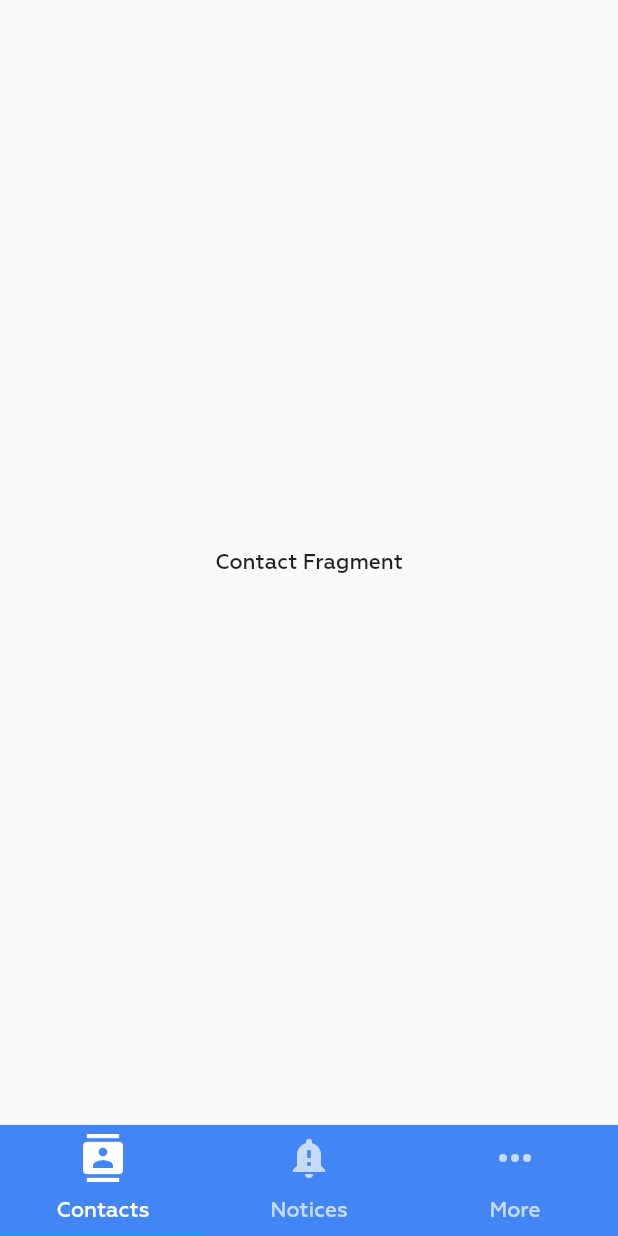
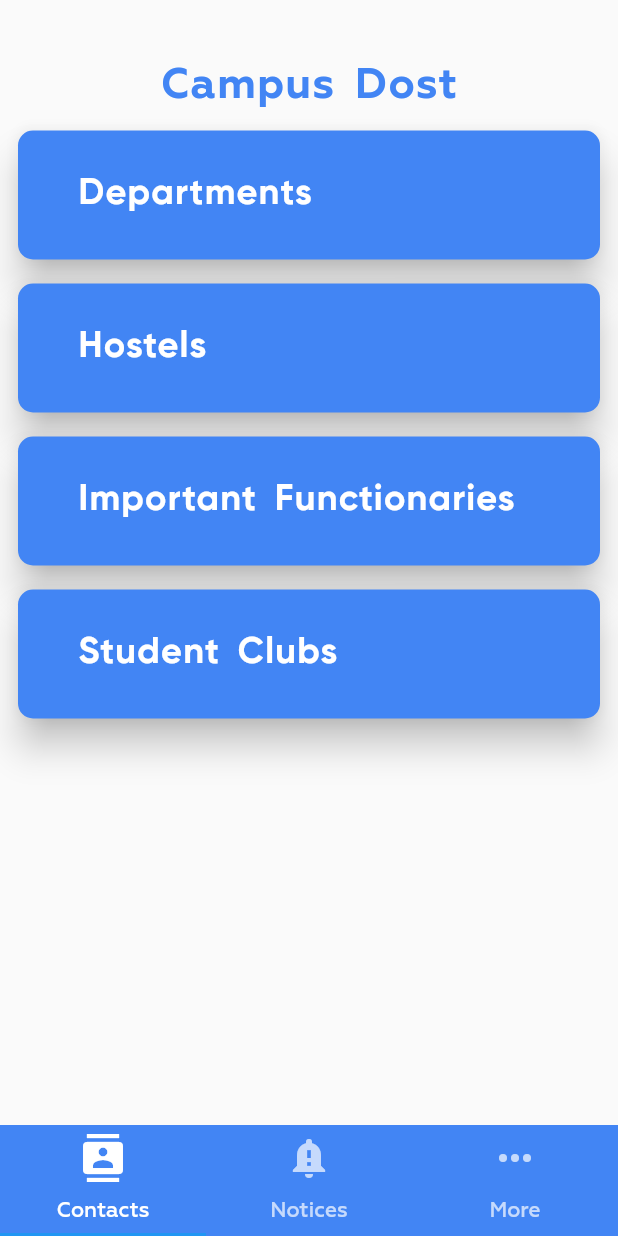
Before and after one commit to shivaniaakanksha/campus-dost-android, a Flutter app: the screen it shows after launch, after a tap on "Continue", on a phone screen of 412 x 824 dp. Run offline on Flutter 3.47's test engine with Material 2 defaults, Android fonts, the phone set to English and light mode, and no system bars; project files that could hold a hidden picture were left out.

Commit message:
Added Contact Fragment Layout and Click events on that
Code Modified :ballot_box_with_check:

```diff
--- /dev/null
+++ b/lib/HomePage/Contacts/contacts.dart
@@ -0,0 +1,117 @@
+import 'package:flutter/material.dart';
+
+class ContactsPage extends StatefulWidget {
+  @override
+  _ContactsPageState createState() => _ContactsPageState();
+}
+
+class _ContactsPageState extends State<ContactsPage> {
+  List<String> _products = [
+    'Departments',
+    'Hostels',
+    'Important Functionaries',
+    'Student Clubs'
+  ];
+
+  @override
+  Widget build(BuildContext context) {
+    return Scaffold(
+        body: new Column(
+      children: <Widget>[
+        Container(
+          margin: EdgeInsets.only(top:40.0),
+          child: new Text(
+            "Campus Dost",
+             style: TextStyle(
+                fontWeight: FontWeight.bold,
+                color: Color(0xff4285f4),
+                letterSpacing: 0.8,
+                fontFamily: "Geometria",
+                fontSize: 28.0,
+                wordSpacing: 5,
+              ),
+
+
+          ),
+
+
+        ),
+
+
+        //Container for buttons
+        // Container(
+        //   width: double.infinity,
+        //   child: new Column(
+        //     chilZZ
+        //   ),
+        // )
+
+
+        // Container for ListView
+        Padding(
+         padding:
+              const EdgeInsets.only(top: 4.0, bottom: 4.0, left: 8.0, right: 8.0),
+          child: Container(
+            width: double.infinity,
+            child: Column(
+              crossAxisAlignment: CrossAxisAlignment.start,
+              children: _products.map((element) => ContactItem(element)).toList(),
+
+            ),
+          ),
+        )
+      ],
+    ));
+  }
+}
+
+//for listView
+class ContactItem extends StatelessWidget {
+  final String text;
+  ContactItem(this.text);
+
+  @override
+  Widget build(BuildContext context) {
+    return InkWell(
+      onTap: (){
+        if(text[0] == ("D")){
+          print("d");
+        }else if(text[0] == "H"){
+          print("h");
+        }else if(text[0] == "I"){
+          print("i");
+        }else if(text[0] == "S"){
+          print("s");
+        }
+      },
+
+          child: Container(
+        width: double.infinity,
+
+          margin: const EdgeInsets.only(top:4.0,bottom: 4.0),
+          child: new Card(
+            color: Color(0xff4285f4),
+            elevation: 10.0,
+            shape: new RoundedRectangleBorder(
+                borderRadius: new BorderRadius.circular(10.0)),
+
+            child: Padding(
+              padding: const EdgeInsets.only(top: 28.0, bottom: 28.0, left: 40.0),
+              child: new Text(
+                text,
+                style: TextStyle(
+                  fontWeight: FontWeight.normal,
+                  color: Colors.white,
+                  letterSpacing: 0.8,
+                  fontFamily: "Gilroy",
+                  fontSize: 24.0,
+                  wordSpacing: 5,
+                ),
+              ),
+            ),
+          ),
+        ),
+
+    );
+  }
+}
--- /dev/null
+++ b/lib/HomePage/More/more.dart
@@ -0,0 +1,15 @@
+import 'package:flutter/material.dart';
+
+class MorePage extends StatefulWidget {
+  @override
+  _MorePageState createState() => _MorePageState();
+}
+
+class _MorePageState extends State<MorePage> {
+  @override
+  Widget build(BuildContext context) {
+    return Scaffold(
+      body: Center(child: new Text("More Fragment")),
+    );
+  }
+}
--- /dev/null
+++ b/lib/HomePage/Notices/notices.dart
@@ -0,0 +1,15 @@
+import 'package:flutter/material.dart';
+
+class NoticesPage extends StatefulWidget {
+  @override
+  _NoticesPageState createState() => _NoticesPageState();
+}
+
+class _NoticesPageState extends State<NoticesPage> {
+  @override
+  Widget build(BuildContext context) {
+    return Scaffold(
+      body: Center(child: new Text("Notice Fragment")),
+    );
+  }
+}
--- a/lib/StartPage/intro.dart
+++ b/lib/StartPage/intro.dart
@@ -52,6 +52,8 @@ class _IntroPageState extends State<IntroPage> {
                          Padding(
                     padding: const EdgeInsets.all(40.0),
                     child: new RaisedButton(
+                      splashColor: Color(0xff65b3ed),
+
                       shape: new RoundedRectangleBorder(borderRadius: new BorderRadius.circular(100.0)),
                       child: Padding(
                         padding: const EdgeInsets.only(left:40.0,top: 12.0,bottom: 12.0,right: 40.0),
--- a/pubspec.yaml
+++ b/pubspec.yaml
@@ -23,6 +23,7 @@ dependencies:
   # The following adds the Cupertino Icons font to your application.
   # Use with the CupertinoIcons class for iOS style icons.
   cupertino_icons: ^0.1.2
+  fluttertoast: ^3.1.0
 
 dev_dependencies:
   flutter_test:
```
Also changed, not shown: lib/HomePage/homePage.dart (+5 -3 lines), lib/HomePage/Contacts/ContactList.dart (added), pubspec.lock.
